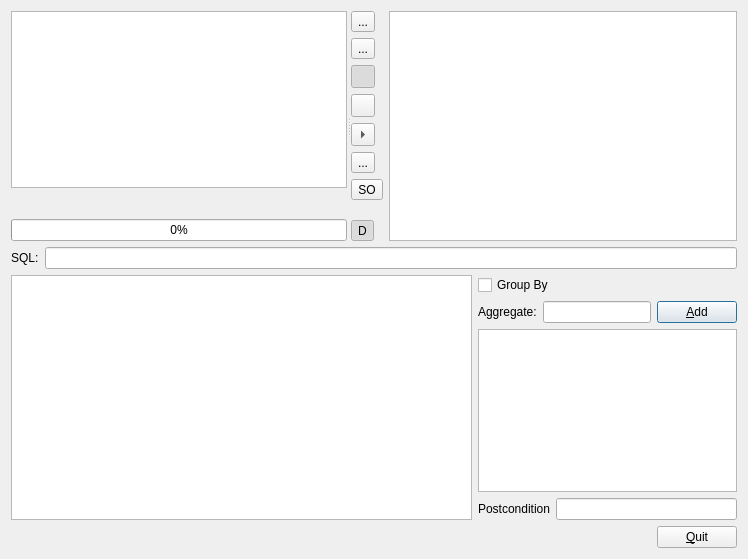
Old version of the form dialogrelation.ui in the repository gthom/gapQBE.
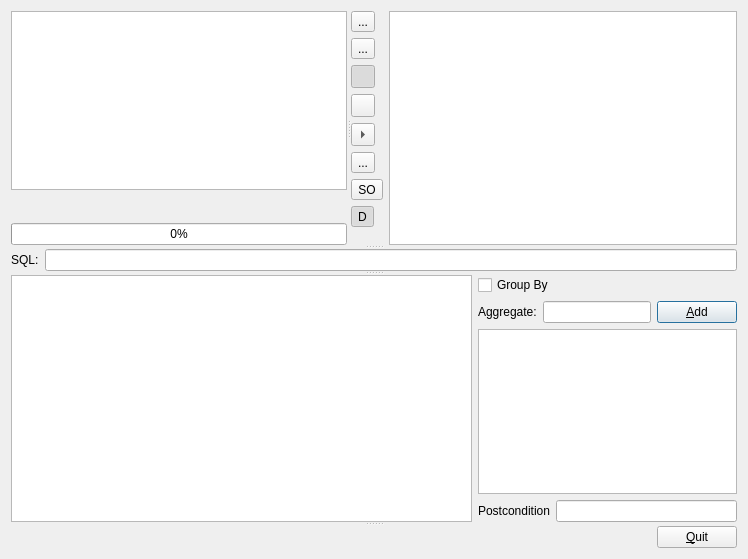
New version of the form. Icons and pictures are not drawn. Custom widgets are drawn as their Qt base class.

What changed in the file:
```diff
--- a/dialogrelation.ui
+++ b/dialogrelation.ui
@@ -15,6 +15,10 @@
   </property>
   <layout class="QVBoxLayout" name="verticalLayout_4">
    <item>
+    <widget class="QSplitter" name="splitter_2">
+     <property name="orientation">
+      <enum>Qt::Vertical</enum>
+     </property>
     <widget class="QSplitter" name="splitter">
      <property name="orientation">
       <enum>Qt::Horizontal</enum>
@@ -171,19 +175,6 @@
            </property>
           </widget>
          </item>
-         <item>
-          <spacer name="verticalSpacer_2">
-           <property name="orientation">
-            <enum>Qt::Vertical</enum>
-           </property>
-           <property name="sizeHint" stdset="0">
-            <size>
-             <width>20</width>
-             <height>40</height>
-            </size>
-           </property>
-          </spacer>
-         </item>
          <item>
           <widget class="QToolButton" name="toolButtonDistinct">
            <property name="text">
@@ -197,6 +188,19 @@
            </property>
           </widget>
          </item>
+          <item>
+           <spacer name="verticalSpacer_2">
+            <property name="orientation">
+             <enum>Qt::Vertical</enum>
+            </property>
+            <property name="sizeHint" stdset="0">
+             <size>
+              <width>20</width>
+              <height>40</height>
+             </size>
+            </property>
+           </spacer>
+          </item>
         </layout>
        </item>
        <item>
@@ -215,8 +219,7 @@
       </layout>
      </widget>
     </widget>
-   </item>
-   <item>
+     <widget class="QWidget" name="">
     <layout class="QHBoxLayout" name="horizontalLayout">
      <item>
       <widget class="QLabel" name="label">
@@ -233,8 +236,8 @@
       </widget>
      </item>
     </layout>
-   </item>
-   <item>
+     </widget>
+     <widget class="QWidget" name="">
     <layout class="QHBoxLayout" name="horizontalLayout_8">
      <item>
       <widget class="QTableWidget" name="tableWidgetPreview">
@@ -303,8 +306,8 @@
       </layout>
      </item>
     </layout>
-   </item>
-   <item>
+     </widget>
+     <widget class="QWidget" name="">
     <layout class="QHBoxLayout" name="horizontalLayout_2">
      <item>
       <spacer name="horizontalSpacer">
@@ -331,6 +334,8 @@
       </widget>
      </item>
     </layout>
+     </widget>
+    </widget>
    </item>
   </layout>
   <action name="actionSuprime">
```
Lines whose indentation alone changed are shown as unchanged.
